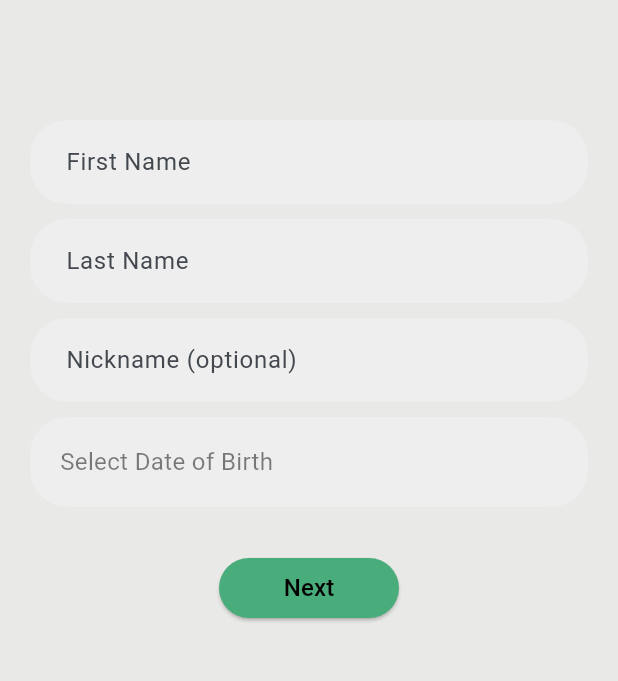
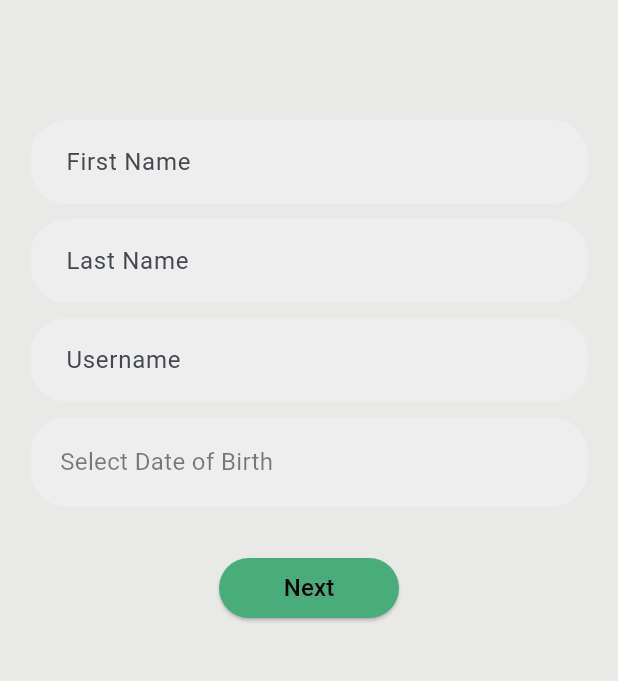
Before and after one commit to l4n-1/para_app, a Flutter app: the screen it shows after launch, after a tap on "Don't have an account yet? Sign up", on a phone screen of 412 x 824 dp, the part 345-1026 px from its top. Run offline on Flutter 3.47's test engine with Material 3 defaults, Android fonts, the phone set to English and light mode, and no system bars; our stand-ins replace cloud_firestore, firebase_auth, firebase_core, flutter_map, geolocator, google_maps_flutter and 2 more; missing offline and left inert: mobile_scanner; accounts and stored records are empty; network calls fail.

Commit message:
nickname changed to username

```diff
--- a/lib/pages/pasahero_home.dart
+++ b/lib/pages/pasahero_home.dart
@@ -29,7 +29,7 @@ class _PasaheroHomeState extends State<PasaheroHome>
   static const Duration _panelAnimDuration = Duration(milliseconds: 300);
 
   // Display name (from Firestore)
-  String _displayName = 'Nickname';
+  String _displayName = 'Username';
 
   // Toggle for emulator convenience: disable location streaming if emulator is unstable
   bool _enableLocationStream = true;
@@ -74,7 +74,7 @@ class _PasaheroHomeState extends State<PasaheroHome>
           final role = (data['role'] ?? 'pasahero').toString().toLowerCase();
           if (role == 'pasahero') {
             setState(() {
-              _displayName = (data['nickName'] ?? 'Nickname') as String;
+              _displayName = (data['userName'] ?? 'Username') as String;
             });
           } else if (role == 'tsuperhero') {
             setState(() {
@@ -82,7 +82,7 @@ class _PasaheroHomeState extends State<PasaheroHome>
             });
           } else {
             setState(() {
-              _displayName = (data['nickName'] ?? 'Nickname') as String;
+              _displayName = (data['userName'] ?? 'Username') as String;
             });
           }
         }
--- a/lib/pages/signup_page.dart
+++ b/lib/pages/signup_page.dart
@@ -11,7 +11,7 @@ class SignupPage extends StatefulWidget {
 class _SignupPageState extends State<SignupPage> {
   final TextEditingController _firstNameController = TextEditingController();
   final TextEditingController _lastNameController = TextEditingController();
-  final TextEditingController _nickNameController = TextEditingController();
+  final TextEditingController _userNameController = TextEditingController();
   DateTime? _selectedDOB;
 
   Future<void> _pickDOB() async {
@@ -32,6 +32,7 @@ class _SignupPageState extends State<SignupPage> {
   void _goToNextStep() {
     if (_firstNameController.text.isEmpty ||
         _lastNameController.text.isEmpty ||
+        _userNameController.text.isEmpty ||
         _selectedDOB == null) {
       ScaffoldMessenger.of(context).showSnackBar(
         const SnackBar(content: Text('Please complete all required fields')),
@@ -45,7 +46,7 @@ class _SignupPageState extends State<SignupPage> {
         builder: (context) => SignupStep2(
           firstName: _firstNameController.text.trim(),
           lastName: _lastNameController.text.trim(),
-          nickName: _nickNameController.text.trim(),
+          userName: _userNameController.text.trim(),
           dob: _selectedDOB!,
         ),
       ),
@@ -100,9 +101,9 @@ class _SignupPageState extends State<SignupPage> {
               ),
               const SizedBox(height: 10),
               TextField(
-                controller: _nickNameController,
+                controller: _userNameController,
                 decoration: InputDecoration(
-                  hintText: 'Nickname (optional)',
+                  hintText: 'Username',
                   border: OutlineInputBorder(
                     borderRadius: BorderRadius.circular(25),
                     borderSide: BorderSide.none,
--- a/lib/pages/signup_step2.dart
+++ b/lib/pages/signup_step2.dart
@@ -8,14 +8,14 @@ import 'package:cloud_firestore/cloud_firestore.dart';
 class SignupStep2 extends StatefulWidget {
   final String firstName;
   final String lastName;
-  final String nickName;
+  final String userName;
   final DateTime dob;
 
   const SignupStep2({
     super.key,
     required this.firstName,
     required this.lastName,
-    required this.nickName,
+    required this.userName,
     required this.dob,
   });
 
@@ -59,7 +59,7 @@ class _SignupStep2State extends State<SignupStep2> {
         password: password,
         firstName: widget.firstName,
         lastName: widget.lastName,
-        nickName: widget.nickName.isEmpty ? null : widget.nickName,
+        userName: widget.userName,
         dob: widget.dob,
       );
 
--- a/lib/services/auth_service.dart
+++ b/lib/services/auth_service.dart
@@ -13,7 +13,7 @@ class AuthService {
     required String password,
     required String firstName,
     required String lastName,
-    String? nickName,
+    required String userName,
     required DateTime dob,
   }) async {
     // Create account
@@ -29,7 +29,7 @@ class AuthService {
     await _firestore.collection('users').doc(userCredential.user!.uid).set({
       'firstName': firstName,
       'lastName': lastName,
-      'nickName': nickName ?? '',
+      'userName': userName ?? '',
       'dob': dob.toIso8601String(),
       'email': email,
       'createdAt': FieldValue.serverTimestamp(),
@@ -79,7 +79,7 @@ class AuthService {
         'lastName': googleUser.displayName!.split(' ').length > 1
             ? googleUser.displayName!.split(' ').last
             : '',
-        'nickName': '',
+        'userName': '',
         'dob': '',
         'email': googleUser.email,
         'createdAt': FieldValue.serverTimestamp(),
```
